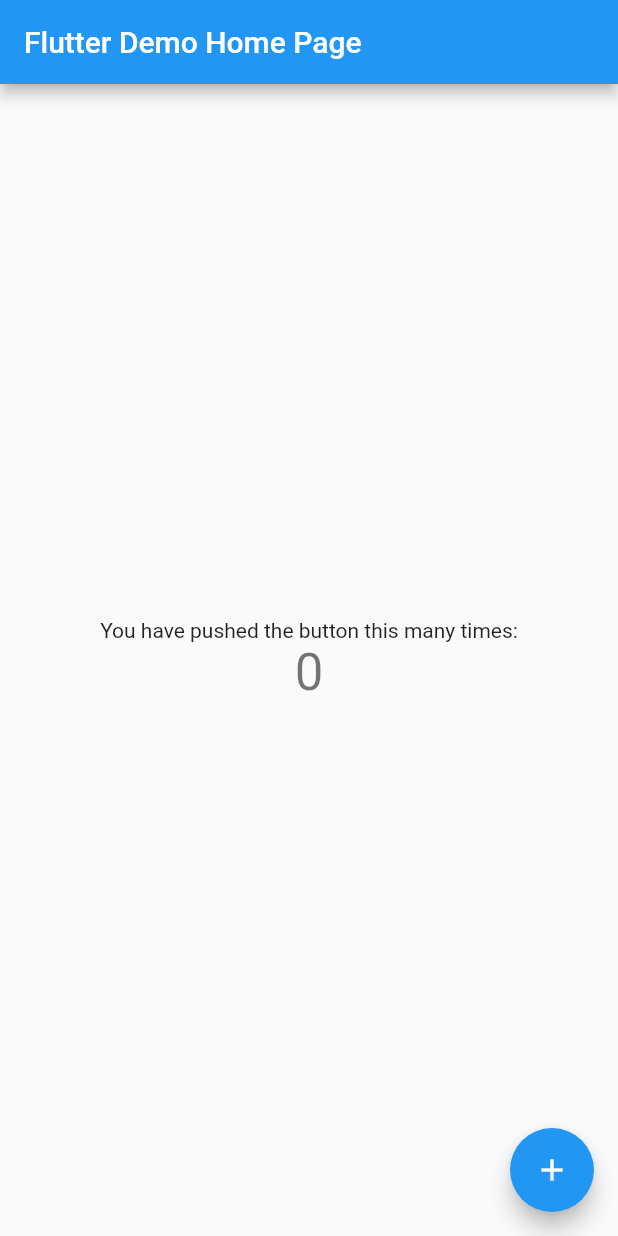
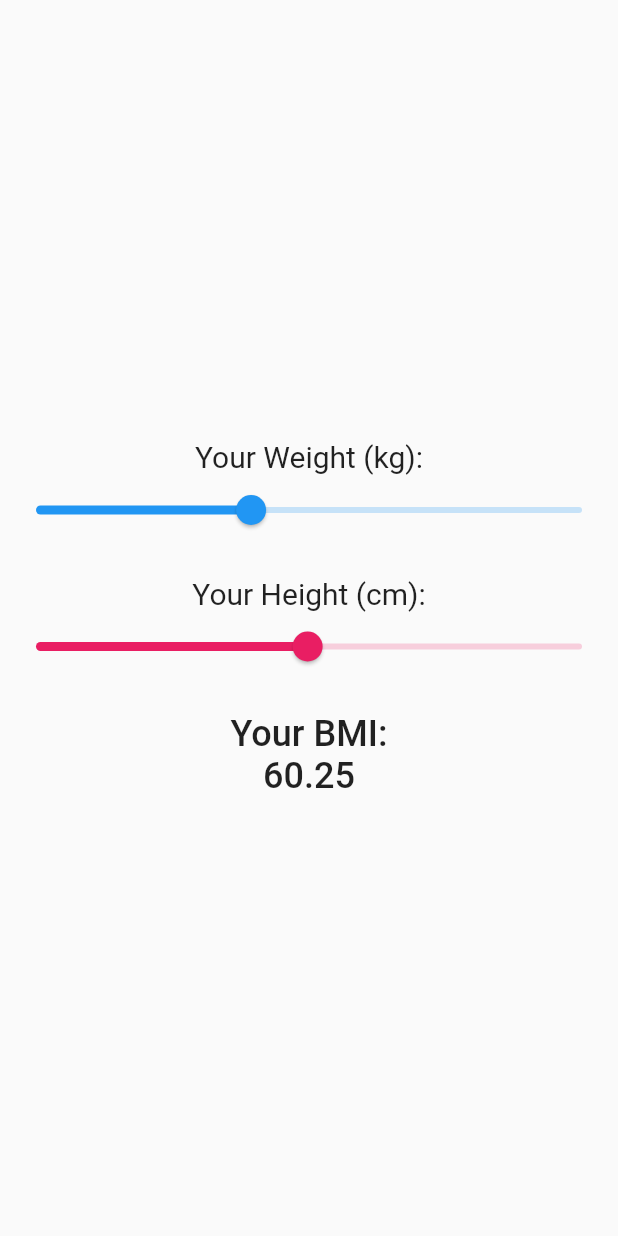
Before and after one commit to Dzaky02/flutter_multi_provider, a Flutter app: the screen it shows after launch, on a phone screen of 412 x 824 dp. Run offline on Flutter 3.47's test engine with Material 2 defaults, Android fonts, the phone set to English and light mode, and no system bars.

Commit message:
Building UI.

```diff
--- /dev/null
+++ b/lib/home_page.dart
@@ -0,0 +1,60 @@
+import 'package:flutter/material.dart';
+
+class HomePage extends StatelessWidget {
+  @override
+  Widget build(BuildContext context) {
+    return Scaffold(
+      body: Center(
+        child: Column(
+          mainAxisAlignment: MainAxisAlignment.center,
+          children: [
+            Text(
+              'Your Weight (kg):',
+              style: TextStyle(
+                fontSize: 20,
+              ),
+            ),
+            Slider(
+              min: 1,
+              max: 100,
+              value: 40,
+              onChanged: (value) {
+                print('Weight: $value');
+              },
+            ),
+            SizedBox(
+              height: 20,
+            ),
+            Text(
+              'Your Height (cm):',
+              style: TextStyle(
+                fontSize: 20,
+              ),
+            ),
+            Slider(
+              min: 1,
+              max: 200,
+              value: 100,
+              activeColor: Colors.pink,
+              inactiveColor: Colors.pink.withOpacity(0.2),
+              onChanged: (value) {
+                print('Height: $value');
+              },
+            ),
+            SizedBox(
+              height: 20,
+            ),
+            Text(
+              'Your BMI:\n60.25',
+              textAlign: TextAlign.center,
+              style: TextStyle(
+                fontSize: 24,
+                fontWeight: FontWeight.w500,
+              ),
+            ),
+          ],
+        ),
+      ),
+    );
+  }
+}
--- a/lib/main.dart
+++ b/lib/main.dart
@@ -1,4 +1,6 @@
 import 'package:flutter/material.dart';
+
+import 'home_page.dart';
 
 void main() {
   runApp(MyApp());
@@ -9,105 +11,8 @@
   @override
   Widget build(BuildContext context) {
     return MaterialApp(
-      title: 'Flutter Demo',
-      theme: ThemeData(
-        // This is the theme of your application.
-        //
-        // Try running your application with "flutter run". You'll see the
-        // application has a blue toolbar. Then, without quitting the app, try
-        // changing the primarySwatch below to Colors.green and then invoke
-        // "hot reload" (press "r" in the console where you ran "flutter run",
-        // or simply save your changes to "hot reload" in a Flutter IDE).
-        // Notice that the counter didn't reset back to zero; the application
-        // is not restarted.
-        primarySwatch: Colors.blue,
-      ),
-      home: MyHomePage(title: 'Flutter Demo Home Page'),
+      debugShowCheckedModeBanner: false,
+      home: HomePage(),
     );
   }
 }
-
-class MyHomePage extends StatefulWidget {
-  MyHomePage({Key key, this.title}) : super(key: key);
-
-  // This widget is the home page of your application. It is stateful, meaning
-  // that it has a State object (defined below) that contains fields that affect
-  // how it looks.
-
-  // This class is the configuration for the state. It holds the values (in this
-  // case the title) provided by the parent (in this case the App widget) and
-  // used by the build method of the State. Fields in a Widget subclass are
-  // always marked "final".
-
-  final String title;
-
-  @override
-  _MyHomePageState createState() => _MyHomePageState();
-}
-
-class _MyHomePageState extends State<MyHomePage> {
-  int _counter = 0;
-
-  void _incrementCounter() {
-    setState(() {
-      // This call to setState tells the Flutter framework that something has
-      // changed in this State, which causes it to rerun the build method below
-      // so that the display can reflect the updated values. If we changed
-      // _counter without calling setState(), then the build method would not be
-      // called again, and so nothing would appear to happen.
-      _counter++;
-    });
-  }
-
-  @override
-  Widget build(BuildContext context) {
-    // This method is rerun every time setState is called, for instance as done
-    // by the _incrementCounter method above.
-    //
-    // The Flutter framework has been optimized to make rerunning build methods
-    // fast, so that you can just rebuild anything that needs updating rather
-    // than having to individually change instances of widgets.
-    return Scaffold(
-      appBar: AppBar(
-        // Here we take the value from the MyHomePage object that was created by
-        // the App.build method, and use it to set our appbar title.
-        title: Text(widget.title),
-      ),
-      body: Center(
-        // Center is a layout widget. It takes a single child and positions it
-        // in the middle of the parent.
-        child: Column(
-          // Column is also a layout widget. It takes a list of children and
-          // arranges them vertically. By default, it sizes itself to fit its
-          // children horizontally, and tries to be as tall as its parent.
-          //
-          // Invoke "debug painting" (press "p" in the console, choose the
-          // "Toggle Debug Paint" action from the Flutter Inspector in Android
-          // Studio, or the "Toggle Debug Paint" command in Visual Studio Code)
-          // to see the wireframe for each widget.
-          //
-          // Column has various properties to control how it sizes itself and
-          // how it positions its children. Here we use mainAxisAlignment to
-          // center the children vertically; the main axis here is the vertical
-          // axis because Columns are vertical (the cross axis would be
-          // horizontal).
-          mainAxisAlignment: MainAxisAlignment.center,
-          children: <Widget>[
-            Text(
-              'You have pushed the button this many times:',
-            ),
-            Text(
-              '$_counter',
-              style: Theme.of(context).textTheme.headline4,
-            ),
-          ],
-        ),
-      ),
-      floatingActionButton: FloatingActionButton(
-        onPressed: _incrementCounter,
-        tooltip: 'Increment',
-        child: Icon(Icons.add),
-      ), // This trailing comma makes auto-formatting nicer for build methods.
-    );
-  }
-}
--- a/pubspec.yaml
+++ b/pubspec.yaml
@@ -28,6 +28,9 @@
   # The following adds the Cupertino Icons font to your application.
   # Use with the CupertinoIcons class for iOS style icons.
   cupertino_icons: ^1.0.2
+
+  # Using Provider State Management
+  provider: ^5.0.0
 
 dev_dependencies:
   flutter_test:
```
Also changed, not shown: pubspec.lock.
